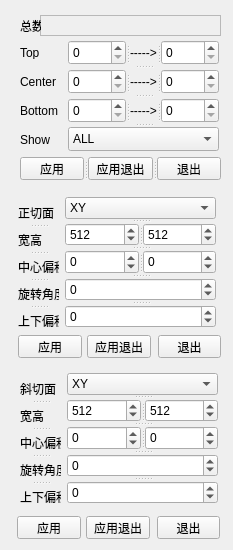
Old version of the form Tools/INimage3D/volumedataset.ui in the repository zyq1569/HealthApp.
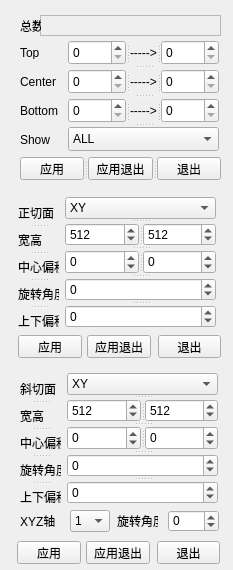
New version of the form.

Commit message: 常规切面矩形框内图像保存fine-tune

The edit to the form file:
```diff
--- a/Tools/INimage3D/volumedataset.ui
+++ b/Tools/INimage3D/volumedataset.ui
@@ -7,7 +7,7 @@
     <x>0</x>
     <y>0</y>
     <width>233</width>
-    <height>550</height>
+    <height>570</height>
    </rect>
   </property>
   <property name="minimumSize">
@@ -19,7 +19,7 @@
   <property name="maximumSize">
    <size>
     <width>233</width>
-    <height>550</height>
+    <height>570</height>
    </size>
   </property>
   <property name="windowTitle">
@@ -543,7 +543,7 @@
    <property name="geometry">
     <rect>
      <x>86</x>
-     <y>516</y>
+     <y>541</y>
      <width>64</width>
      <height>23</height>
     </rect>
@@ -556,7 +556,7 @@
    <property name="geometry">
     <rect>
      <x>17</x>
-     <y>516</y>
+     <y>541</y>
      <width>64</width>
      <height>23</height>
     </rect>
@@ -569,7 +569,7 @@
    <property name="geometry">
     <rect>
      <x>157</x>
-     <y>516</y>
+     <y>541</y>
      <width>63</width>
      <height>23</height>
     </rect>
@@ -578,6 +578,68 @@
     <string>退出</string>
    </property>
   </widget>
+  <widget class="QSpinBox" name="m_axesAngle">
+   <property name="geometry">
+    <rect>
+     <x>168</x>
+     <y>510</y>
+     <width>51</width>
+     <height>22</height>
+    </rect>
+   </property>
+   <property name="minimum">
+    <number>-1000</number>
+   </property>
+   <property name="maximum">
+    <number>10000</number>
+   </property>
+  </widget>
+  <widget class="QLabel" name="label_19">
+   <property name="geometry">
+    <rect>
+     <x>20</x>
+     <y>510</y>
+     <width>41</width>
+     <height>22</height>
+    </rect>
+   </property>
+   <property name="text">
+    <string>XYZ轴</string>
+   </property>
+  </widget>
+  <widget class="QComboBox" name="m_axesXYZ">
+   <property name="geometry">
+    <rect>
+     <x>70</x>
+     <y>510</y>
+     <width>40</width>
+     <height>22</height>
+    </rect>
+   </property>
+   <item>
+    <property name="text">
+     <string>1</string>
+    </property>
+   </item>
+   <item>
+    <property name="text">
+     <string>2</string>
+    </property>
+   </item>
+  </widget>
+  <widget class="QLabel" name="label_20">
+   <property name="geometry">
+    <rect>
+     <x>117</x>
+     <y>510</y>
+     <width>41</width>
+     <height>22</height>
+    </rect>
+   </property>
+   <property name="text">
+    <string>旋转角度</string>
+   </property>
+  </widget>
  </widget>
  <resources/>
  <connections/>
```
